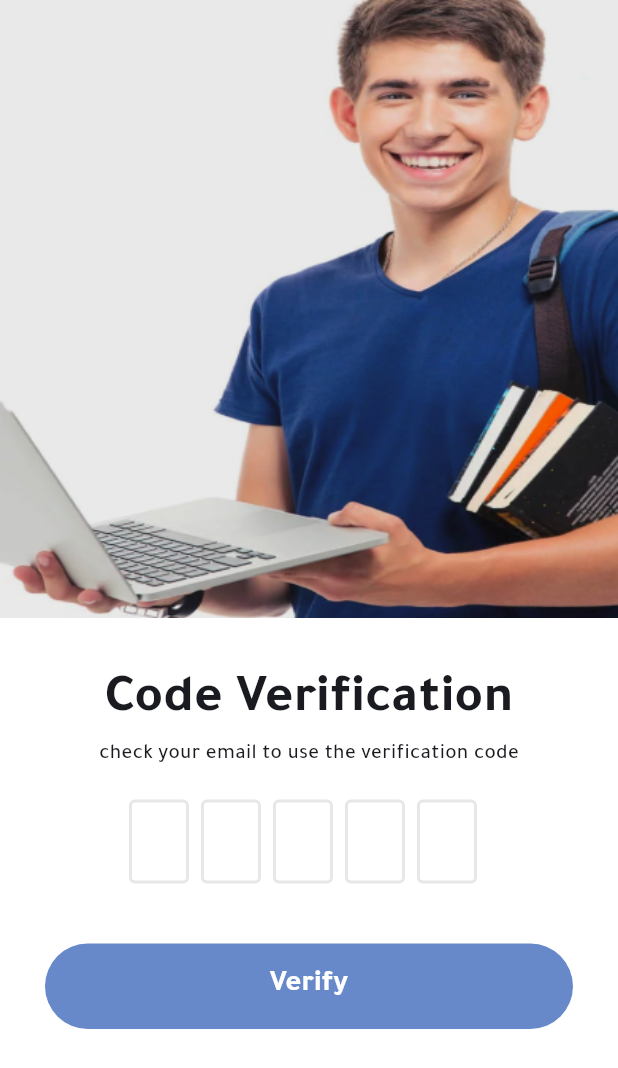
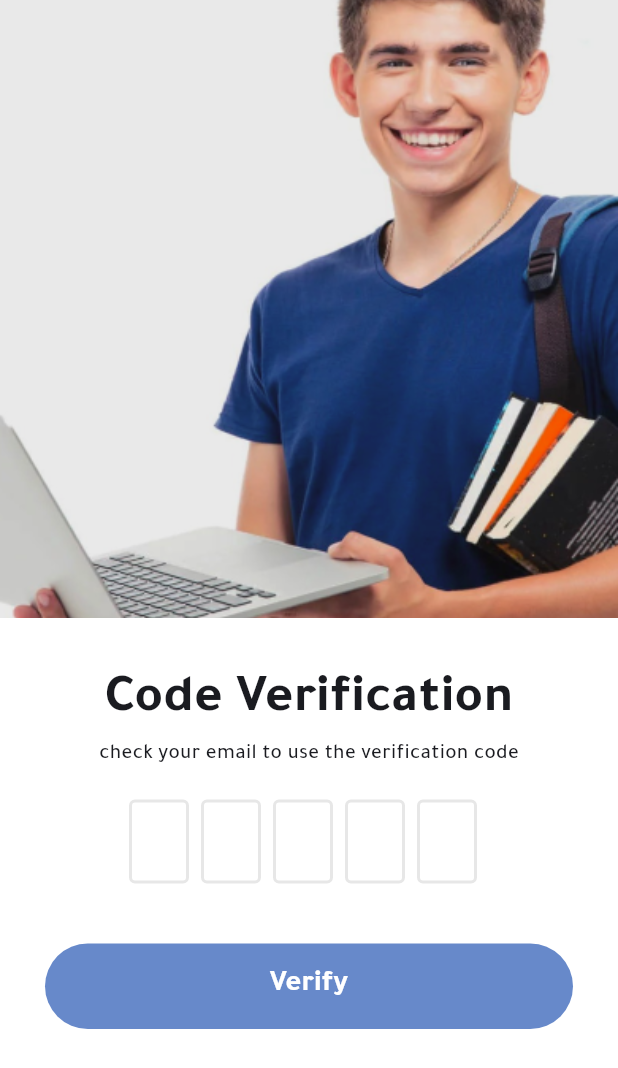
Before and after one commit to MohamedEzzat5/eduhub, a Flutter app: the ForgetPasswordScreen screen opened by its route, after a tap on "send code", on a phone screen of 412 x 824 dp. Shown: the top 1068 px of the screen. Run offline on Flutter 3.47's test engine with Material 3 defaults, Android fonts, the light colour scheme and no system bars; drawn by our look-alikes of flutter_otp_text_field; our stand-ins replace bloc, dartz, dio, equatable, flutter_screenutil, fluttertoast and 4 more; accounts and stored records are empty.

Commit message:
mas master

```diff
--- a/lib/core/utils/constants.dart
+++ b/lib/core/utils/constants.dart
@@ -1,6 +1,7 @@
 import 'package:flutter/cupertino.dart';
 import 'package:flutter/material.dart';
 import 'package:fluttertoast/fluttertoast.dart';
+import 'package:go_router/go_router.dart';
 
 import 'app_colors.dart';
 
@@ -20,7 +21,7 @@ class Constants {
         actions: [
           TextButton(
             onPressed: () {
-              Navigator.pop(context);
+              GoRouter.of(context).pop();
             },
             style: TextButton.styleFrom(foregroundColor: Colors.black),
             child: const Text(
--- a/lib/core/widgets/default_text.dart
+++ b/lib/core/widgets/default_text.dart
@@ -13,7 +13,7 @@ class DefaultText extends StatelessWidget {
   final TextDecoration? textDecoration;
 
   const DefaultText(
-      {Key? key,
+      {super.key,
         required this.text,
         this.maxLines,
         this.color = Colors.black,
@@ -22,8 +22,7 @@ class DefaultText extends StatelessWidget {
         this.fontWeight = FontWeight.normal,
         this.overflow = TextOverflow.ellipsis,
         this.textDecoration,
-        this.fontSize})
-      : super(key: key);
+        this.fontSize});
 
   @override
   Widget build(BuildContext context) {
--- a/lib/core/widgets/default_text_button.dart
+++ b/lib/core/widgets/default_text_button.dart
@@ -6,11 +6,11 @@ class DefaultTextButton extends StatelessWidget {
   final Widget child;
 
   const DefaultTextButton({
-    Key? key,
+    super.key,
     required this.onPressed,
     required this.child,
     this.padding = EdgeInsets.zero,
-  }) : super(key: key);
+  });
 
   @override
   Widget build(BuildContext context) {
--- a/lib/core/widgets/tap_effect.dart
+++ b/lib/core/widgets/tap_effect.dart
@@ -2,11 +2,10 @@ import 'package:flutter/material.dart';
 
 class TapEffect extends StatefulWidget {
   const TapEffect(
-      {Key? key,
+      {super.key,
       this.isClickable = true,
       required this.onClick,
-      required this.child})
-      : super(key: key);
+      required this.child});
 
   final bool isClickable;
   final VoidCallback? onClick;
--- a/lib/features/admin/screens/admin_doctor_screen.dart
+++ b/lib/features/admin/screens/admin_doctor_screen.dart
@@ -36,7 +36,7 @@ class _AdminDoctorScreenState extends State<AdminDoctorScreen> {
                       children: [
                         GestureDetector(
                           onTap: () {
-                            Navigator.pop(context);
+                            GoRouter.of(context).pop();
                           },
                           child: Row(
                             mainAxisAlignment: MainAxisAlignment.end,
--- a/lib/features/admin/screens/admin_student_screen.dart
+++ b/lib/features/admin/screens/admin_student_screen.dart
@@ -38,7 +38,7 @@ class _DoctorScreenState extends State<AdminStudentScreen> {
                       mainAxisAlignment: MainAxisAlignment.center,
                       children: [
                         GestureDetector(
-                          onTap:(){Navigator.pop(context);},
+                          onTap:()=>GoRouter.of(context).pop(),
                           child: Row(
                             mainAxisAlignment: MainAxisAlignment.end,
                             children: [
--- a/lib/features/admin/screens/subject_screen.dart
+++ b/lib/features/admin/screens/subject_screen.dart
@@ -39,7 +39,7 @@ class _DoctorScreenState extends State<AdminSubjectScreen> {
                       mainAxisAlignment: MainAxisAlignment.center,
                       children: [
                         GestureDetector(
-                          onTap:(){Navigator.pop(context);},
+                          onTap:()=> GoRouter.of(context).pop(),
                           child: Row(
                             mainAxisAlignment: MainAxisAlignment.end,
                             children: [
--- a/lib/features/auth/screens/forget_password_screen.dart
+++ b/lib/features/auth/screens/forget_password_screen.dart
@@ -29,7 +29,7 @@ class _LoginScreenState extends State<ForgetPasswordScreen> {
           Expanded(flex: 2,
               child: SizedBox(
                   width: context.width,
-                  child: Image.asset(Assets.imagesAuthImage,fit: BoxFit.fill,))),
+                  child: Image.asset(Assets.imagesAuthImage,fit: BoxFit.cover,))),
           Expanded(
             flex: 2,
             child: Container(
--- a/lib/features/auth/screens/login_screen.dart
+++ b/lib/features/auth/screens/login_screen.dart
@@ -35,7 +35,7 @@ class _LoginScreenState extends State<LoginScreen> {
           Expanded(
               child: SizedBox(
                   width: context.width,
-                  child: Image.asset(Assets.imagesAuthImage,fit: BoxFit.fill,))),
+                  child: Image.asset(Assets.imagesAuthImage,fit: BoxFit.cover,))),
           Container(
             height: context.height*0.55,
             width: double.infinity,
--- a/lib/features/auth/screens/reset_password_screen.dart
+++ b/lib/features/auth/screens/reset_password_screen.dart
@@ -34,7 +34,7 @@ class _LoginScreenState extends State<ResetPasswordScreen> {
             Expanded(
                 child: SizedBox(
                     width: context.width,
-                    child: Image.asset(Assets.imagesAuthImage,fit: BoxFit.fill,))),
+                    child: Image.asset(Assets.imagesAuthImage,fit: BoxFit.cover,))),
             Container(
               height: context.height*0.55,
               width: double.infinity,
--- a/lib/features/auth/screens/verification_done_screen.dart
+++ b/lib/features/auth/screens/verification_done_screen.dart
@@ -21,7 +21,7 @@ class VerificationDoneScreen extends StatelessWidget {
                   width: context.width,
                   child: Image.asset(
                     Assets.imagesAuthImage,
-                    fit: BoxFit.fill,
+                    fit: BoxFit.cover,
                   ))),
           Expanded(
             flex: 2,
--- a/lib/features/auth/screens/verification_screen.dart
+++ b/lib/features/auth/screens/verification_screen.dart
@@ -22,7 +22,7 @@ class VerificationScreen extends StatelessWidget {
                   width: context.width,
                   child: Image.asset(
                     Assets.imagesAuthImage,
-                    fit: BoxFit.fill,
+                    fit: BoxFit.cover,
                   ))),
           Expanded(
             flex: 2,
--- a/lib/features/guest/screens/third_guest_screen.dart
+++ b/lib/features/guest/screens/third_guest_screen.dart
@@ -3,7 +3,6 @@ import 'package:faculty_app/config/routes/app_routes.dart';
 import 'package:faculty_app/core/utils/app_strings.dart';
 import 'package:faculty_app/core/widgets/custom_app_bar.dart';
 import 'package:faculty_app/generated/assets.dart';
-import 'package:flutter/cupertino.dart';
 import 'package:flutter/material.dart';
 import 'package:go_router/go_router.dart';
 import '../../../core/utils/style.dart';
@@ -11,7 +10,6 @@ import '../widgets/custom_guest_body.dart';
 
 class ThirdGuestScreen extends StatelessWidget {
   const ThirdGuestScreen({super.key});
-
   @override
   Widget build(BuildContext context) {
     return Scaffold(
--- a/lib/features/student/current_subject.dart
+++ b/lib/features/student/current_subject.dart
@@ -4,6 +4,7 @@ import 'package:faculty_app/core/utils/media_query_values.dart';
 import 'package:faculty_app/core/utils/style.dart';
 import 'package:faculty_app/generated/assets.dart';
 import 'package:flutter/material.dart';
+import 'package:go_router/go_router.dart';
 
 
 class CurrentSubject extends StatefulWidget {
@@ -49,7 +50,7 @@ class _CurrentSubjectState extends State<CurrentSubject> with TickerProviderStat
                       mainAxisAlignment: MainAxisAlignment.center,
                       children: [
                         GestureDetector(
-                          onTap:(){Navigator.pop(context);},
+                          onTap:()=>GoRouter.of(context).pop(),
                           child: Row(
                             mainAxisAlignment: MainAxisAlignment.end,
                             children: [
--- a/lib/features/student/grads.dart
+++ b/lib/features/student/grads.dart
@@ -4,6 +4,7 @@ import 'package:faculty_app/core/utils/style.dart';
 import 'package:faculty_app/core/widgets/default_button.dart';
 import 'package:faculty_app/generated/assets.dart';
 import 'package:flutter/material.dart';
+import 'package:go_router/go_router.dart';
 
 
 class GradsScreen extends StatefulWidget {
@@ -38,7 +39,7 @@ class _DoctorScreenState extends State<GradsScreen> {
                         ),
                         GestureDetector(
                           onTap: () {
-                            Navigator.pop(context);
+                            GoRouter.of(context).pop();
                           },
                           child:  Row(
                             mainAxisAlignment: MainAxisAlignment.spaceBetween,
@@ -50,7 +51,7 @@ class _DoctorScreenState extends State<GradsScreen> {
                               ),
                               GestureDetector(
                                 onTap: (){
-                                  Navigator.pop(context);
+                                  GoRouter.of(context).pop();
                                   },
                                 child: const Icon(
                                   Icons.arrow_back_ios_new_rounded,
--- a/lib/features/student/student_subject_screen.dart
+++ b/lib/features/student/student_subject_screen.dart
@@ -35,7 +35,7 @@ class _DoctorScreenState extends State<StudentSubjectScreen> {
                       mainAxisAlignment: MainAxisAlignment.center,
                       children: [
                         GestureDetector(
-                          onTap:(){Navigator.pop(context);},
+                          onTap:()=> GoRouter.of(context).pop(),
                           child: Row(
                             mainAxisAlignment: MainAxisAlignment.end,
                             children: [
--- a/pubspec.yaml
+++ b/pubspec.yaml
@@ -26,6 +26,8 @@ dependencies:
   dio:
   flutter_otp_text_field: ^1.1.3+2
   go_router:
+  flutter_screenutil: ^5.9.3
+  device_preview: ^1.2.0
 
 
 
```
Also changed, not shown: lib/app.dart (+11 -12 lines), lib/features/admin/screens/event_screen.dart (+13 -43 lines), pubspec.lock, 1 other file.
